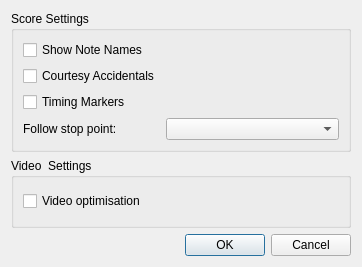
chrisballinger/PianoBooster, file PianoBooster/src/GuiPreferencesDialog.ui: the form before one commit.
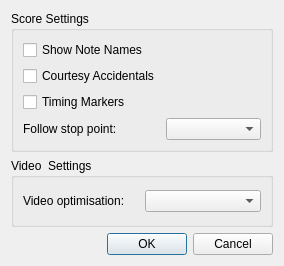
The form after the commit.

Patch:
```diff
--- a/PianoBooster/src/GuiPreferencesDialog.ui
+++ b/PianoBooster/src/GuiPreferencesDialog.ui
@@ -6,10 +6,16 @@
    <rect>
     <x>0</x>
     <y>0</y>
-    <width>362</width>
-    <height>267</height>
+    <width>284</width>
+    <height>266</height>
    </rect>
   </property>
+  <property name="sizePolicy">
+   <sizepolicy hsizetype="Minimum" vsizetype="Minimum">
+    <horstretch>0</horstretch>
+    <verstretch>0</verstretch>
+   </sizepolicy>
+  </property>
   <property name="windowTitle">
    <string>Dialog</string>
   </property>
@@ -102,16 +108,36 @@
    </item>
    <item>
     <widget class="QGroupBox" name="groupBox">
+     <property name="sizePolicy">
+      <sizepolicy hsizetype="Preferred" vsizetype="Minimum">
+       <horstretch>0</horstretch>
+       <verstretch>0</verstretch>
+      </sizepolicy>
+     </property>
      <property name="title">
       <string>Video  Settings</string>
      </property>
      <layout class="QVBoxLayout" name="verticalLayout">
+      <property name="sizeConstraint">
+       <enum>QLayout::SetMinimumSize</enum>
+      </property>
       <item>
-       <widget class="QCheckBox" name="videoOptimiseCheck">
-        <property name="text">
-         <string>Video optimisation</string>
-        </property>
-       </widget>
+       <layout class="QGridLayout" name="gridLayout_2x">
+        <item row="0" column="0">
+         <widget class="QLabel" name="label_2">
+          <property name="text">
+           <string>Video optimisation:</string>
+          </property>
+         </widget>
+        </item>
+        <item row="0" column="1">
+         <widget class="QComboBox" name="videoOptimiseCombo">
+          <property name="sizeAdjustPolicy">
+           <enum>QComboBox::AdjustToContents</enum>
+          </property>
+         </widget>
+        </item>
+       </layout>
       </item>
      </layout>
     </widget>
```
Left out of the diff: 3 changed lines with no effect on the pictures.
